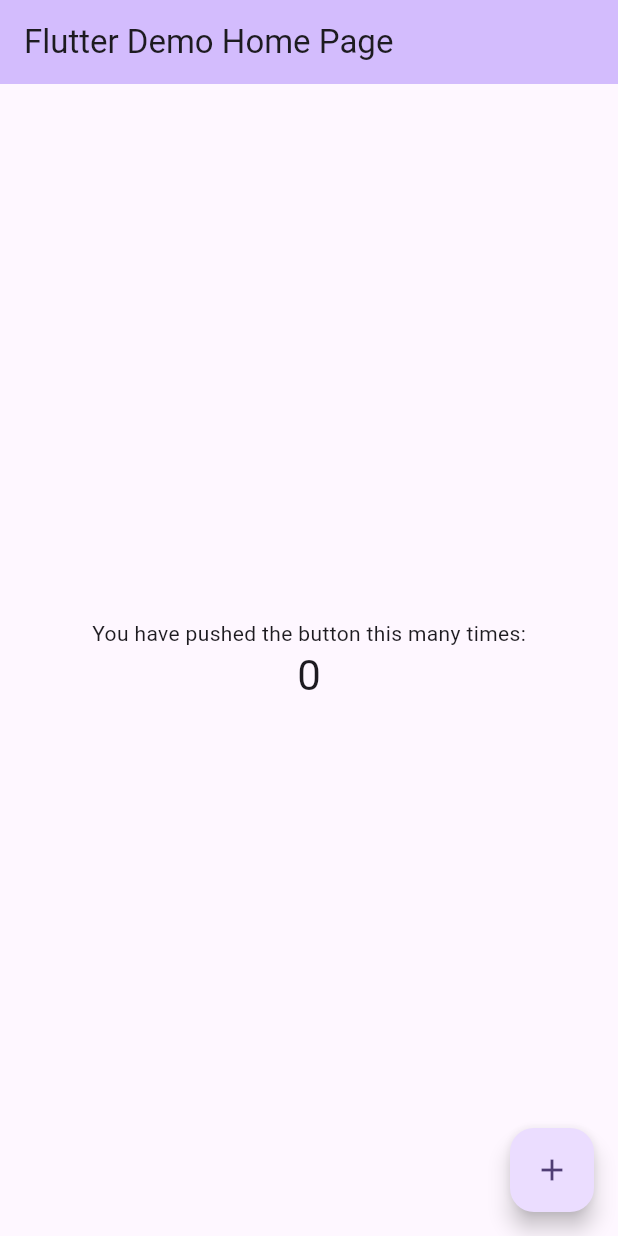
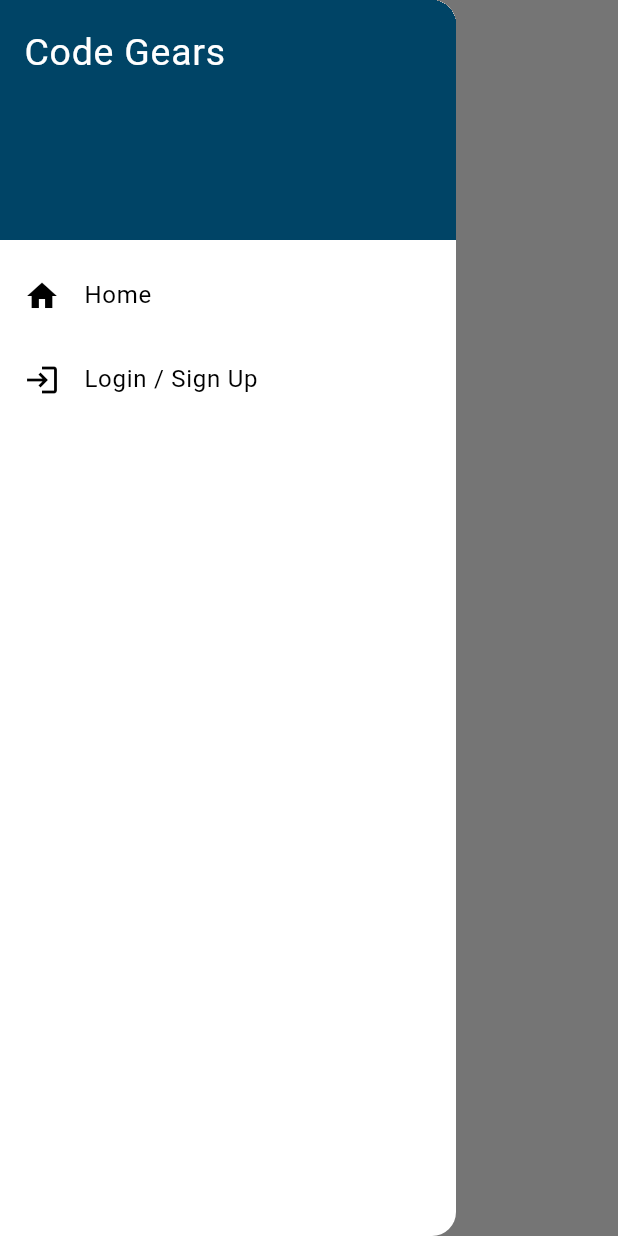
Before and after one commit to BarsilNzola/skill-development-and-certification-android, a Flutter app: the screen it shows after launch, with the side drawer open (before the commit the screen has no drawer), on a phone screen of 412 x 824 dp. Run offline on Flutter 3.47's test engine with Material 3 defaults, Android fonts, the light colour scheme and no system bars; Roboto replaces fonts that are missing (Arial).

Commit message:
basic screens

```diff
--- /dev/null
+++ b/mobile_course_app/lib/app_theme.dart
@@ -0,0 +1,18 @@
+import 'package:flutter/material.dart';
+
+final ThemeData appTheme = ThemeData(
+  primaryColor: const Color(0xFF004466),
+  colorScheme: ColorScheme.fromSwatch().copyWith(
+    secondary: const Color(0xFF006688),
+  ),
+  fontFamily: 'Arial',
+  buttonTheme: const ButtonThemeData(
+    buttonColor: Color(0xFF004466),
+    textTheme: ButtonTextTheme.primary,
+  ),
+  textTheme: const TextTheme(
+    headline5: TextStyle(fontSize: 24, fontWeight: FontWeight.bold, color: Color(0xFF333)),
+    bodyText1: TextStyle(fontSize: 16, color: Color(0xFF555)),
+    bodyText2: TextStyle(fontSize: 14, color: Color(0xFF666)),
+  ),
+);
--- a/mobile_course_app/lib/main.dart
+++ b/mobile_course_app/lib/main.dart
@@ -1,125 +1,32 @@
 import 'package:flutter/material.dart';
+import 'package:mobile_course_app/screens/home_screen.dart';
+import 'package:mobile_course_app/screens/login_signup_screen.dart';
+import 'package:mobile_course_app/screens/dashboard_screen.dart';
+import 'package:mobile_course_app/screens/edit_profile_screen.dart';
+import 'package:mobile_course_app/screens/module_lessons_screen.dart';
+import 'package:mobile_course_app/screens/lesson_detail_screen.dart';
+import 'package:mobile_course_app/app_theme.dart';
 
 void main() {
-  runApp(const MyApp());
+  runApp(MyApp());
 }
 
 class MyApp extends StatelessWidget {
-  const MyApp({super.key});
-
-  // This widget is the root of your application.
   @override
   Widget build(BuildContext context) {
     return MaterialApp(
-      title: 'Flutter Demo',
-      theme: ThemeData(
-        // This is the theme of your application.
-        //
-        // TRY THIS: Try running your application with "flutter run". You'll see
-        // the application has a purple toolbar. Then, without quitting the app,
-        // try changing the seedColor in the colorScheme below to Colors.green
-        // and then invoke "hot reload" (save your changes or press the "hot
-        // reload" button in a Flutter-supported IDE, or press "r" if you used
-        // the command line to start the app).
-        //
-        // Notice that the counter didn't reset back to zero; the application
-        // state is not lost during the reload. To reset the state, use hot
-        // restart instead.
-        //
-        // This works for code too, not just values: Most code changes can be
-        // tested with just a hot reload.
-        colorScheme: ColorScheme.fromSeed(seedColor: Colors.deepPurple),
-        useMaterial3: true,
-      ),
-      home: const MyHomePage(title: 'Flutter Demo Home Page'),
+        title: 'Code Gears',
+        theme: appTheme,
+        home: HomeScreen(),
+        initialRoute: '/',
+        routes: {
+          '/': (context) => HomeScreen(),
+          '/login': (context) => LoginSignupScreen(),
+          '/dashboard': (context) => DashboardScreen(),
+          '/edit_profile': (context) => EditProfileScreen(),
+          '/module_lessons': (context) => ModuleLessonsScreen(),
+          '/lesson_detail': (context) => LessonDetailScreen(),
+        },
     );
   }
 }
-
-class MyHomePage extends StatefulWidget {
-  const MyHomePage({super.key, required this.title});
-
-  // This widget is the home page of your application. It is stateful, meaning
-  // that it has a State object (defined below) that contains fields that affect
-  // how it looks.
-
-  // This class is the configuration for the state. It holds the values (in this
-  // case the title) provided by the parent (in this case the App widget) and
-  // used by the build method of the State. Fields in a Widget subclass are
-  // always marked "final".
-
-  final String title;
-
-  @override
-  State<MyHomePage> createState() => _MyHomePageState();
-}
-
-class _MyHomePageState extends State<MyHomePage> {
-  int _counter = 0;
-
-  void _incrementCounter() {
-    setState(() {
-      // This call to setState tells the Flutter framework that something has
-      // changed in this State, which causes it to rerun the build method below
-      // so that the display can reflect the updated values. If we changed
-      // _counter without calling setState(), then the build method would not be
-      // called again, and so nothing would appear to happen.
-      _counter++;
-    });
-  }
-
-  @override
-  Widget build(BuildContext context) {
-    // This method is rerun every time setState is called, for instance as done
-    // by the _incrementCounter method above.
-    //
-    // The Flutter framework has been optimized to make rerunning build methods
-    // fast, so that you can just rebuild anything that needs updating rather
-    // than having to individually change instances of widgets.
-    return Scaffold(
-      appBar: AppBar(
-        // TRY THIS: Try changing the color here to a specific color (to
-        // Colors.amber, perhaps?) and trigger a hot reload to see the AppBar
-        // change color while the other colors stay the same.
-        backgroundColor: Theme.of(context).colorScheme.inversePrimary,
-        // Here we take the value from the MyHomePage object that was created by
-        // the App.build method, and use it to set our appbar title.
-        title: Text(widget.title),
-      ),
-      body: Center(
-        // Center is a layout widget. It takes a single child and positions it
-        // in the middle of the parent.
-        child: Column(
-          // Column is also a layout widget. It takes a list of children and
-          // arranges them vertically. By default, it sizes itself to fit its
-          // children horizontally, and tries to be as tall as its parent.
-          //
-          // Column has various properties to control how it sizes itself and
-          // how it positions its children. Here we use mainAxisAlignment to
-          // center the children vertically; the main axis here is the vertical
-          // axis because Columns are vertical (the cross axis would be
-          // horizontal).
-          //
-          // TRY THIS: Invoke "debug painting" (choose the "Toggle Debug Paint"
-          // action in the IDE, or press "p" in the console), to see the
-          // wireframe for each widget.
-          mainAxisAlignment: MainAxisAlignment.center,
-          children: <Widget>[
-            const Text(
-              'You have pushed the button this many times:',
-            ),
-            Text(
-              '$_counter',
-              style: Theme.of(context).textTheme.headlineMedium,
-            ),
-          ],
-        ),
-      ),
-      floatingActionButton: FloatingActionButton(
-        onPressed: _incrementCounter,
-        tooltip: 'Increment',
-        child: const Icon(Icons.add),
-      ), // This trailing comma makes auto-formatting nicer for build methods.
-    );
-  }
-}
--- /dev/null
+++ b/mobile_course_app/lib/screens/home_screen.dart
@@ -0,0 +1,29 @@
+import 'package:flutter/material.dart';
+import 'package:mobile_course_app/widgets/navbar.dart';
+
+class HomeScreen extends StatelessWidget {
+  @override
+  Widget build(BuildContext context) {
+    return Scaffold(
+      appBar: AppBar(
+        title: Text('Code Gears'),
+      ),
+      drawer: NavBar(), // Custom navigation bar widget
+      body: Center(
+        child: Column(
+          mainAxisAlignment: MainAxisAlignment.center,
+          children: [
+            Text('Welcome to Code Gears!', style: TextStyle(fontSize: 24)),
+            SizedBox(height: 20),
+            ElevatedButton(
+              onPressed: () {
+                Navigator.pushNamed(context, '/login');
+              },
+              child: Text('Get Started'),
+            ),
+          ],
+        ),
+      ),
+    );
+  }
+}
--- /dev/null
+++ b/mobile_course_app/lib/widgets/navbar.dart
@@ -0,0 +1,37 @@
+import 'package:flutter/material.dart';
+
+class NavBar extends StatelessWidget {
+  @override
+  Widget build(BuildContext context) {
+    return Drawer(
+      child: ListView(
+        padding: EdgeInsets.zero,
+        children: <Widget>[
+          DrawerHeader(
+            child: Text(
+              'Code Gears',
+              style: TextStyle(color: Colors.white, fontSize: 25),
+            ),
+            decoration: BoxDecoration(
+              color: Color(0xFF004466),
+            ),
+          ),
+          ListTile(
+            leading: Icon(Icons.home),
+            title: Text('Home'),
+            onTap: () {
+              Navigator.pushNamed(context, '/home');
+            },
+          ),
+          ListTile(
+            leading: Icon(Icons.login),
+            title: Text('Login / Sign Up'),
+            onTap: () {
+              Navigator.pushNamed(context, '/login');
+            },
+          ),
+        ],
+      ),
+    );
+  }
+}
```
Also changed, not shown: mobile_course_app/lib/screens/dashboard_screen.dart (added, +34 -0 lines), mobile_course_app/lib/screens/edit_profile_screen.dart (added, +37 -0 lines), mobile_course_app/lib/screens/lesson_detail_screen.dart (added, +67 -0 lines), mobile_course_app/lib/screens/login_signup_screen.dart (added, +89 -0 lines), mobile_course_app/lib/screens/module_lessons_screen.dart (added, +30 -0 lines).
